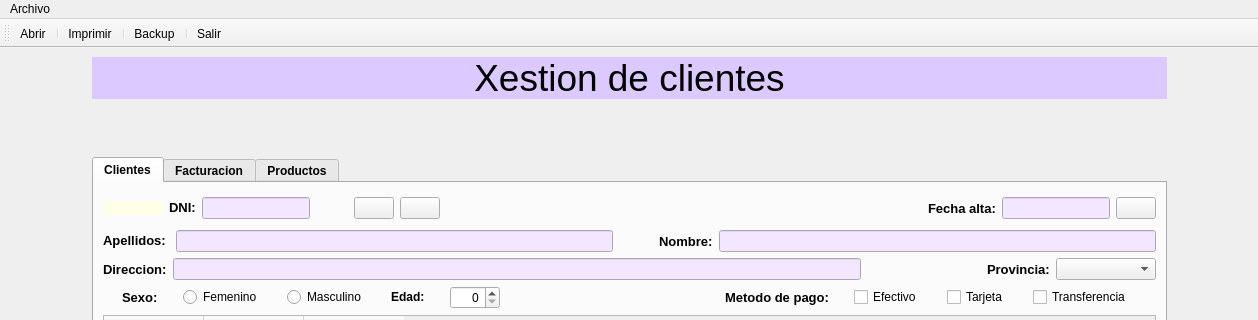
This is Ventana.ui in BraisRS8/Proyecto as Qt 5 draws it before an edit; both pictures show x 0 to 1258 and y 0 to 320 of the 1258 by 926 pixel window. The edited form follows.
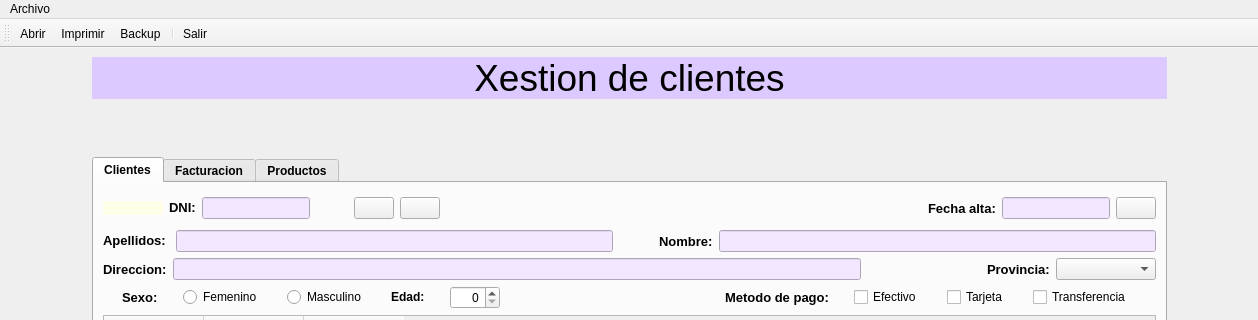
This is the edited form. Icons and pictures are not drawn.

What changed in the file:
```diff
--- a/Ventana.ui
+++ b/Ventana.ui
@@ -1085,9 +1085,7 @@
     <bool>false</bool>
    </attribute>
    <addaction name="toolbarAbrirDir"/>
-   <addaction name="separator"/>
    <addaction name="toolbarPrint"/>
-   <addaction name="separator"/>
    <addaction name="actionBackup"/>
    <addaction name="separator"/>
    <addaction name="actionSalirToolbar"/>
```
Left out of the diff: 10 changed lines with no effect on the pictures.
